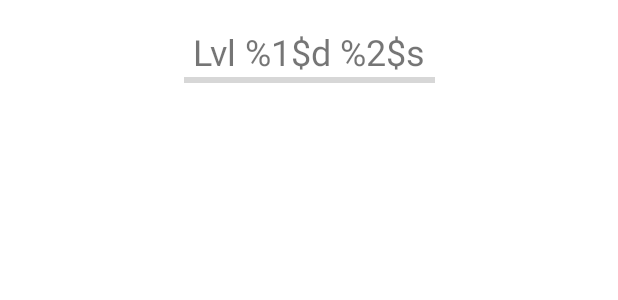
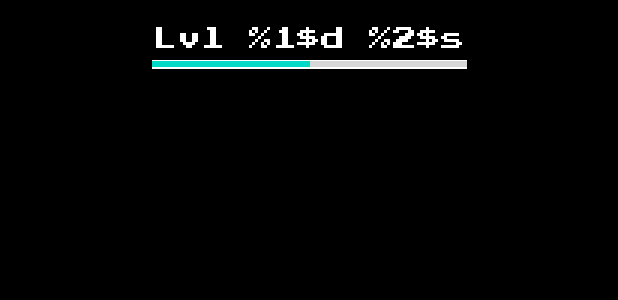
Before and after one commit to bjyoung/Level-Up, an Android app: the layout activity_main.xml on its own in the app's theme, with its tools: preview values and no code run, on a phone screen of 412 x 824 dp. Shown: the top 300 px of the screen. Run offline under Robolectric (Android 15) with nearby library versions, the phone set to English and light mode, and no system bars.

Commit message:
Add Press Start 2P font family

```diff
--- a/app/src/main/res/layout/activity_main.xml
+++ b/app/src/main/res/layout/activity_main.xml
@@ -4,6 +4,7 @@
     xmlns:tools="http://schemas.android.com/tools"
     android:layout_width="match_parent"
     android:layout_height="match_parent"
+    android:background="@android:color/black"
     tools:context=".MainActivity">
 
     <TextView
@@ -11,8 +12,10 @@
         android:layout_width="wrap_content"
         android:layout_height="wrap_content"
         android:layout_marginTop="18dp"
+        android:fontFamily="@font/press_start_2p"
         android:text="@string/username_level_header"
-        android:textSize="24sp"
+        android:textColor="@android:color/white"
+        android:textSize="16sp"
         app:layout_constraintEnd_toEndOf="parent"
         app:layout_constraintStart_toStartOf="parent"
         app:layout_constraintTop_toTopOf="parent" />
@@ -20,10 +23,12 @@
     <ProgressBar
         android:id="@+id/progressBar"
         style="?android:attr/progressBarStyleHorizontal"
-        android:layout_width="167dp"
+        android:layout_width="210dp"
         android:layout_height="6dp"
+        android:background="@android:color/white"
         android:max="100"
-        android:progress="0"
+        android:progress="50"
+        android:progressTint="@color/teal_200"
         app:layout_constraintEnd_toEndOf="parent"
         app:layout_constraintStart_toStartOf="parent"
         app:layout_constraintTop_toBottomOf="@+id/username" />
```
Also changed, not shown: app/src/main/res/font/press_start_2p.ttf (added).
